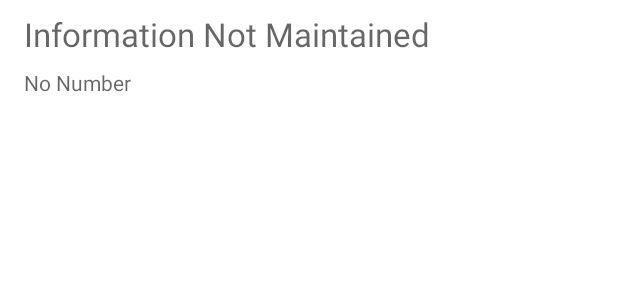
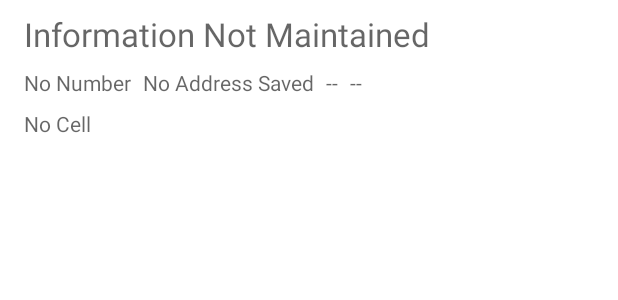
Before and after one commit to kmt81282/myContactList, an Android app: the layout list_item.xml on its own in the app's theme, with its tools: preview values and no code run, on a phone screen of 412 x 824 dp. Shown: the top 300 px of the screen. Run offline under Robolectric (Android 15) with nearby library versions, the phone set to English and light mode, and no system bars.

Commit message:
Added alternating color and Cell over riding Phone bug

```diff
--- a/app/src/main/java/com/example/mycontactslistv3/Contact.java
+++ b/app/src/main/java/com/example/mycontactslistv3/Contact.java
@@ -77,7 +77,7 @@ import java.util.Calendar;
         }
 
         public String getCellNumber() {
-            return phoneNumber;
+            return cellNumber;
         }
 
         public void setCellNumber(String cellNumber) {
--- a/app/src/main/res/layout/list_item.xml
+++ b/app/src/main/res/layout/list_item.xml
@@ -25,9 +25,8 @@
         android:layout_height="wrap_content"
         android:layout_marginStart="16dp"
         android:layout_marginTop="8dp"
-        android:layout_marginBottom="8dp"
         android:hint="@string/no_number"
-        app:layout_constraintBottom_toBottomOf="parent"
+        app:layout_constraintBottom_toTopOf="@+id/textCellView"
         app:layout_constraintStart_toStartOf="parent"
         app:layout_constraintTop_toBottomOf="@+id/textContactName" />
 
@@ -45,4 +44,50 @@
         app:layout_constraintBottom_toBottomOf="parent"
         app:layout_constraintEnd_toEndOf="parent"
         app:layout_constraintTop_toTopOf="parent" />
+
+    <TextView
+        android:id="@+id/textViewAddress"
+        android:layout_width="wrap_content"
+        android:layout_height="wrap_content"
+        android:layout_marginStart="8dp"
+        android:layout_marginTop="8dp"
+        android:layout_marginBottom="8dp"
+        android:hint="@string/no_address_saved"
+        app:layout_constraintBottom_toTopOf="@+id/textCellView"
+        app:layout_constraintStart_toEndOf="@+id/textPhoneNumber"
+        app:layout_constraintTop_toBottomOf="@+id/textContactName" />
+
+    <TextView
+        android:id="@+id/textStateCode"
+        android:layout_width="wrap_content"
+        android:layout_height="wrap_content"
+        android:layout_marginStart="8dp"
+        android:layout_marginTop="8dp"
+        android:hint="@string/dash_out"
+        app:layout_constraintStart_toEndOf="@+id/textViewAddress"
+        app:layout_constraintTop_toBottomOf="@+id/textContactName" />
+
+    <TextView
+        android:id="@+id/textCellView"
+        android:layout_width="wrap_content"
+        android:layout_height="wrap_content"
+        android:layout_marginStart="16dp"
+        android:layout_marginTop="8dp"
+        android:layout_marginBottom="8dp"
+        android:hint="@string/no_cell"
+        app:layout_constraintBottom_toBottomOf="parent"
+        app:layout_constraintStart_toStartOf="parent"
+        app:layout_constraintTop_toBottomOf="@+id/textPhoneNumber" />
+
+    <TextView
+        android:id="@+id/textZip"
+        android:layout_width="wrap_content"
+        android:layout_height="wrap_content"
+        android:layout_marginStart="8dp"
+        android:layout_marginTop="8dp"
+        android:layout_marginBottom="8dp"
+        android:hint="@string/dash_out"
+        app:layout_constraintBottom_toTopOf="@+id/textCellView"
+        app:layout_constraintStart_toEndOf="@+id/textStateCode"
+        app:layout_constraintTop_toBottomOf="@+id/textContactName" />
 </androidx.constraintlayout.widget.ConstraintLayout>
--- a/app/src/main/res/values/strings.xml
+++ b/app/src/main/res/values/strings.xml
@@ -22,4 +22,7 @@
     <string name="information_missing">Information Not Maintained</string>
     <string name="delete">Delete</string>
     <string name="no_number">No Number</string>
+    <string name="no_address_saved">No Address Saved</string>
+    <string name="dash_out">--</string>
+    <string name="no_cell">No Cell</string>
 </resources>
```
Also changed, not shown: app/src/main/java/com/example/mycontactslistv3/ContactAdapter.java (+37 -0 lines).
